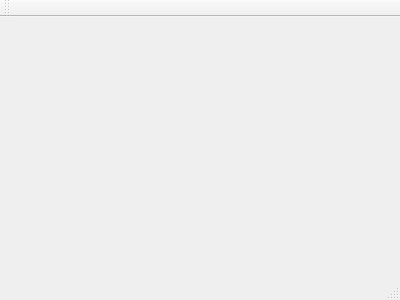
The window that mainwindow.ui (Dansheng/FlightSystem) describes before a commit, drawn with Qt 5.
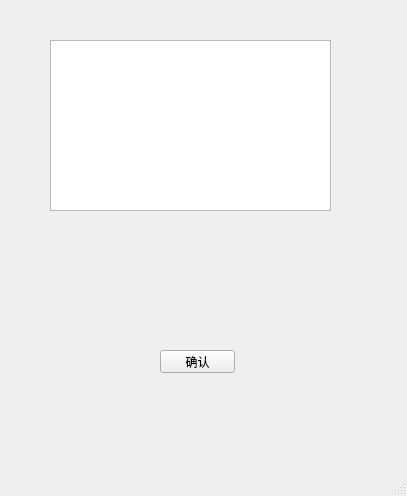
The same window after the commit.

The edit to the form file:
```diff
--- a/mainwindow.ui
+++ b/mainwindow.ui
@@ -1,24 +1,45 @@
 <ui version="4.0">
  <class>MainWindow</class>
- <widget class="QMainWindow" name="MainWindow" >
-  <property name="geometry" >
+ <widget class="QMainWindow" name="MainWindow">
+  <property name="geometry">
    <rect>
     <x>0</x>
     <y>0</y>
-    <width>400</width>
-    <height>300</height>
+    <width>407</width>
+    <height>496</height>
    </rect>
   </property>
   <property name="windowTitle" >
    <string>MainWindow</string>
   </property>
-  <widget class="QMenuBar" name="menuBar" />
-  <widget class="QToolBar" name="mainToolBar" />
-  <widget class="QWidget" name="centralWidget" />
-  <widget class="QStatusBar" name="statusBar" />
+  <widget class="QWidget" name="centralWidget">
+   <widget class="QGraphicsView" name="graphicsView">
+    <property name="geometry">
+     <rect>
+      <x>50</x>
+      <y>40</y>
+      <width>281</width>
+      <height>171</height>
+     </rect>
+    </property>
+   </widget>
+   <widget class="QPushButton" name="pushButton">
+    <property name="geometry">
+     <rect>
+      <x>160</x>
+      <y>350</y>
+      <width>75</width>
+      <height>23</height>
+     </rect>
+    </property>
+    <property name="text">
+     <string>确认</string>
+    </property>
+   </widget>
+  </widget>
+  <widget class="QStatusBar" name="statusBar"/>
  </widget>
- <layoutDefault spacing="6" margin="11" />
- <pixmapfunction></pixmapfunction>
+ <layoutdefault spacing="6" margin="11"/>
  <resources/>
  <connections/>
 </ui>
```
Left out of the diff: 3 changed lines with no effect on the pictures.
